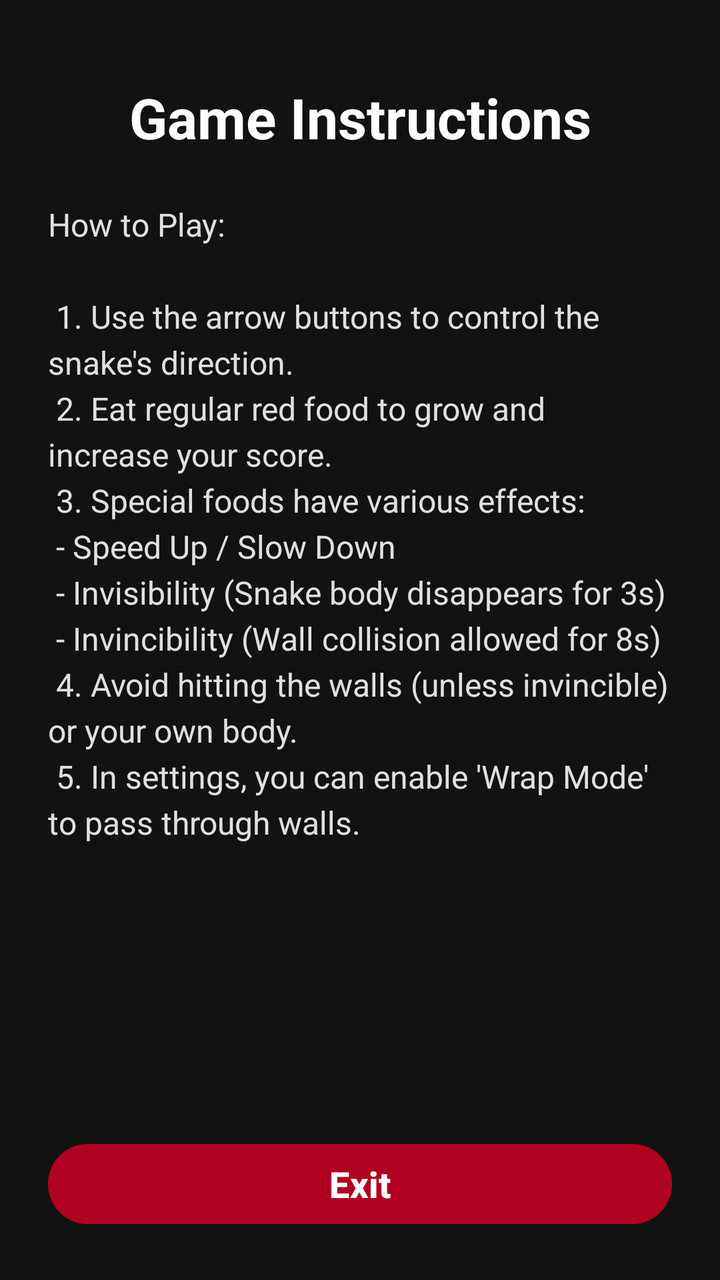
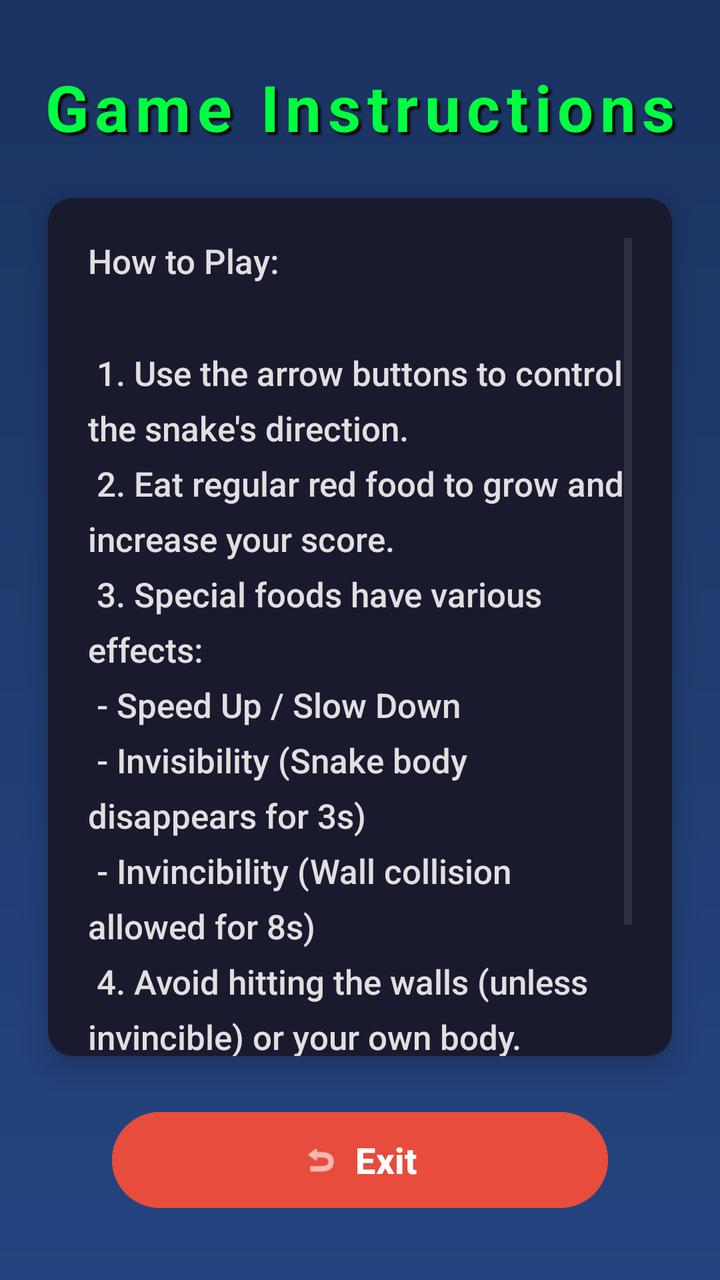

Compare the two renders of this Android layout. The source of the first and the diff that turns it into the second are given below.
<!-- AndroidManifest.xml: application theme Theme.Snake -->
<!-- res/layout/activity_about.xml -->
<?xml version="1.0" encoding="utf-8"?>
<layout xmlns:android="http://schemas.android.com/apk/res/android"
    xmlns:app="http://schemas.android.com/apk/res-auto"
    xmlns:tools="http://schemas.android.com/tools">

    <data>
        <variable
            name="viewModel"
            type="com.adam.app.snake.presentation.viewmodel.AboutViewModel" />
    </data>

    <androidx.constraintlayout.widget.ConstraintLayout
        android:layout_width="match_parent"
        android:layout_height="match_parent"
        android:background="#121212"
        android:padding="24dp"
        android:fitsSystemWindows="true"
        tools:context=".presentation.ui.AboutActivity">

        
        <TextView
            android:id="@+id/tvAboutTitle"
            android:layout_width="wrap_content"
            android:layout_height="wrap_content"
            android:text="@string/snake_game_about_title"
            android:textSize="28sp"
            android:textStyle="bold"
            android:textColor="@android:color/white"
            app:layout_constraintTop_toTopOf="parent"
            app:layout_constraintStart_toStartOf="parent"
            app:layout_constraintEnd_toEndOf="parent"
            android:layout_marginTop="16dp" />

        
        <ScrollView
            android:id="@+id/scrollInstructions"
            android:layout_width="0dp"
            android:layout_height="0dp"
            android:layout_marginTop="24dp"
            android:layout_marginBottom="24dp"
            app:layout_constraintTop_toBottomOf="@id/tvAboutTitle"
            app:layout_constraintBottom_toTopOf="@id/btnExitAbout"
            app:layout_constraintStart_toStartOf="parent"
            app:layout_constraintEnd_toEndOf="parent">

            <TextView
                android:layout_width="match_parent"
                android:layout_height="wrap_content"
                android:text="@string/snake_game_instructions"
                android:textSize="16sp"
                android:textColor="#E0E0E0"
                android:lineSpacingExtra="4dp" />
        </ScrollView>

        
        <Button
            android:id="@+id/btnExitAbout"
            android:layout_width="0dp"
            android:layout_height="wrap_content"
            android:text="@string/snake_game_exit_btn"
            android:onClick="@{() -> viewModel.onExitClick()}"
            android:textSize="18sp"
            android:textStyle="bold"
            android:backgroundTint="@color/red_700"
            android:textColor="@android:color/white"
            app:layout_constraintBottom_toBottomOf="parent"
            app:layout_constraintStart_toStartOf="parent"
            app:layout_constraintEnd_toEndOf="parent" />

    </androidx.constraintlayout.widget.ConstraintLayout>
</layout>
<!-- resources referenced by this layout -->
<resources>
  <color name="red_700">#B00020</color>
  <string name="snake_game_about_title">Game Instructions</string>
  <string name="snake_game_exit_btn">Exit</string>
  <string name="snake_game_instructions">
          How to Play:\n\n
          1. Use the arrow buttons to control the snake\'s direction.\n
          2. Eat regular red food to grow and increase your score.\n
          3. Special foods have various effects:\n
             - Speed Up / Slow Down\n
             - Invisibility (Snake body disappears for 3s)\n
             - Invincibility (Wall collision allowed for 8s)\n
          4. Avoid hitting the walls (unless invincible) or your own body.\n
          5. In settings, you can enable \'Wrap Mode\' to pass through walls.
      </string>
  <style name="Theme.Snake" parent="Base.Theme.Snake" />
  <style name="Base.Theme.Snake" parent="Theme.Material3.DayNight.NoActionBar">
          
          
          <item name="elevationOverlayEnabled">false</item>
      </style>
</resources>

<!-- the commit's change to res/layout/activity_about.xml (unified diff, before → after) -->
@@ -12,10 +12,16 @@
     <androidx.constraintlayout.widget.ConstraintLayout
         android:layout_width="match_parent"
         android:layout_height="match_parent"
-        android:background="#121212"
-        android:padding="24dp"
+        android:background="#0F0F1E"
         android:fitsSystemWindows="true"
         tools:context=".presentation.ui.AboutActivity">
+
+        
+        <View
+            android:layout_width="match_parent"
+            android:layout_height="match_parent"
+            android:background="@drawable/bg_welcome_gradient"
+            android:alpha="0.8"/>
 
         
         <TextView
@@ -23,46 +29,70 @@
             android:layout_width="wrap_content"
             android:layout_height="wrap_content"
             android:text="@string/snake_game_about_title"
-            android:textSize="28sp"
+            android:textSize="32sp"
             android:textStyle="bold"
-            android:textColor="@android:color/white"
+            android:textColor="#00FF41"
+            android:letterSpacing="0.1"
+            android:shadowColor="#000000"
+            android:shadowDx="4"
+            android:shadowDy="4"
+            android:shadowRadius="2"
             app:layout_constraintTop_toTopOf="parent"
             app:layout_constraintStart_toStartOf="parent"
             app:layout_constraintEnd_toEndOf="parent"
-            android:layout_marginTop="16dp" />
+            android:layout_marginTop="32dp" />
 
         
-        <ScrollView
-            android:id="@+id/scrollInstructions"
+        <androidx.cardview.widget.CardView
+            android:id="@+id/cardInstructions"
             android:layout_width="0dp"
             android:layout_height="0dp"
+            android:layout_marginHorizontal="24dp"
             android:layout_marginTop="24dp"
             android:layout_marginBottom="24dp"
+            app:cardCornerRadius="12dp"
+            app:cardElevation="8dp"
+            app:cardBackgroundColor="#1A1A2E"
             app:layout_constraintTop_toBottomOf="@id/tvAboutTitle"
             app:layout_constraintBottom_toTopOf="@id/btnExitAbout"
             app:layout_constraintStart_toStartOf="parent"
             app:layout_constraintEnd_toEndOf="parent">
 
-            <TextView
+            <ScrollView
                 android:layout_width="match_parent"
-                android:layout_height="wrap_content"
-                android:text="@string/snake_game_instructions"
-                android:textSize="16sp"
-                android:textColor="#E0E0E0"
-                android:lineSpacingExtra="4dp" />
-        </ScrollView>
+                android:layout_height="match_parent"
+                android:padding="20dp"
+                android:clipToPadding="false">
+
+                <TextView
+                    android:id="@+id/tvInstructions"
+                    android:layout_width="match_parent"
+                    android:layout_height="wrap_content"
+                    android:text="@string/snake_game_instructions"
+                    android:textSize="17sp"
+                    android:textColor="#E0E0E0"
+                    android:lineSpacingMultiplier="1.4"
+                    android:fontFamily="sans-serif-medium" />
+            </ScrollView>
+        </androidx.cardview.widget.CardView>
 
         
-        <Button
+        <com.google.android.material.button.MaterialButton
             android:id="@+id/btnExitAbout"
             android:layout_width="0dp"
-            android:layout_height="wrap_content"
+            android:layout_height="56dp"
             android:text="@string/snake_game_exit_btn"
             android:onClick="@{() -> viewModel.onExitClick()}"
             android:textSize="18sp"
             android:textStyle="bold"
-            android:backgroundTint="@color/red_700"
             android:textColor="@android:color/white"
+            android:backgroundTint="#E74C3C"
+            app:cornerRadius="28dp"
+            app:icon="@android:drawable/ic_menu_revert"
+            app:iconGravity="textStart"
+            android:elevation="6dp"
+            android:layout_marginHorizontal="56dp"
+            android:layout_marginBottom="32dp"
             app:layout_constraintBottom_toBottomOf="parent"
             app:layout_constraintStart_toStartOf="parent"
             app:layout_constraintEnd_toEndOf="parent" />
<!-- resource entries referenced after the edit -->
@@ -1,6 +1,13 @@
 <!-- resources referenced by this layout -->
 <resources>
-  <color name="red_700">#B00020</color>
+  <!-- drawable bg_welcome_gradient (drawable) -->
+  <shape xmlns:android="http://schemas.android.com/apk/res/android"
+      android:shape="rectangle">
+      <gradient
+          android:startColor="#1E3C72"
+          android:endColor="#2A5298"
+          android:angle="270"/>
+  </shape>
   <string name="snake_game_about_title">Game Instructions</string>
   <string name="snake_game_exit_btn">Exit</string>
   <string name="snake_game_instructions">
